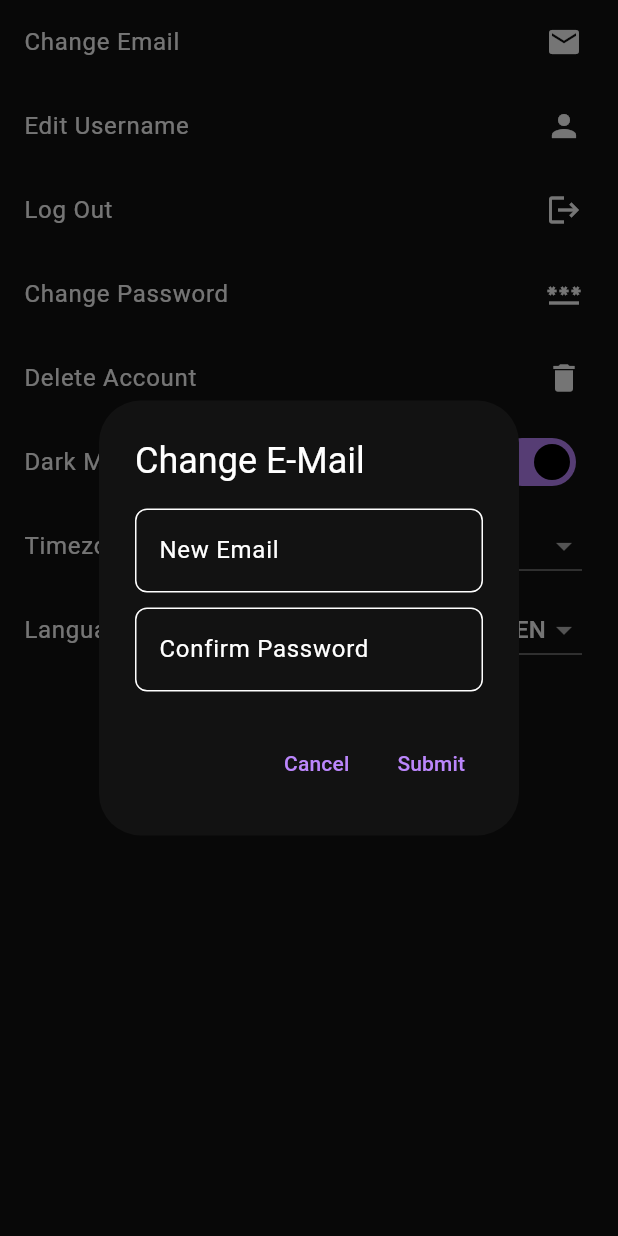
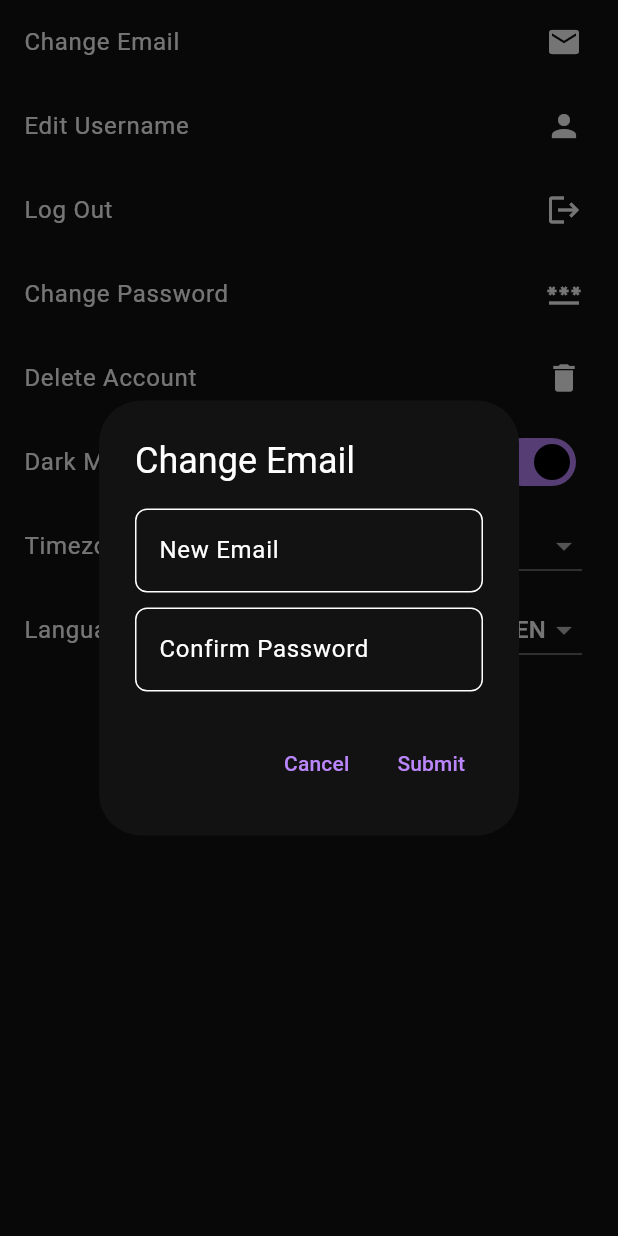
Before and after one commit to daniel-bernet/shoppyList_mobileApplication, a Flutter app: the UserPage screen opened by its route, after a tap on "Change Email", on a phone screen of 412 x 824 dp. Run offline on Flutter 3.47's test engine with Material 3 defaults, Android fonts, the phone set to English and light mode, and no system bars; our stand-ins replace flutter_secure_storage, shared_preferences, timezone; accounts and stored records are empty; network calls fail.

Commit message:
code refactoring

```diff
--- a/assets/languages/de.json
+++ b/assets/languages/de.json
@@ -1,5 +1,4 @@
 {
-    "loginAndRegister": "Login und Registrierung",
     "register": "Registrieren",
     "login": "Anmelden",
     "createYourAccount": "Erstelle dein Konto",
--- a/assets/languages/debug.json
+++ b/assets/languages/debug.json
@@ -1,5 +1,4 @@
 {
-    "loginAndRegister": "---",
     "register": "---",
     "login": "---",
     "createYourAccount": "---",
--- a/assets/languages/en.json
+++ b/assets/languages/en.json
@@ -1,5 +1,4 @@
 {
-    "loginAndRegister": "Login and Register UI",
     "register": "Register",
     "login": "Login",
     "createYourAccount": "Create your account",
--- a/assets/languages/es.json
+++ b/assets/languages/es.json
@@ -1,5 +1,4 @@
 {
-    "loginAndRegister": "Iniciar sesión y registrarse",
     "register": "Registrarse",
     "login": "Iniciar sesión",
     "createYourAccount": "Crea tu cuenta",
--- a/assets/languages/fr.json
+++ b/assets/languages/fr.json
@@ -1,5 +1,4 @@
 {
-    "loginAndRegister": "Connexion et inscription",
     "register": "S'inscrire",
     "login": "Connexion",
     "createYourAccount": "Créez votre compte",
--- a/assets/languages/it.json
+++ b/assets/languages/it.json
@@ -1,5 +1,4 @@
 {
-    "loginAndRegister": "Accesso e Registrazione",
     "register": "Registrati",
     "login": "Accedi",
     "createYourAccount": "Crea il tuo account",
--- a/lib/main.dart
+++ b/lib/main.dart
@@ -13,7 +13,6 @@ import 'utils/helpers/navigation_helper.dart';
 import 'utils/helpers/snackbar_helper.dart';
 import 'providers/theme_provider.dart';
 import 'providers/shopping_list_provider.dart';
-import 'values/app_strings.dart';
 import 'routes.dart';
 import 'package:timezone/data/latest.dart' as tz;
 
@@ -79,7 +78,7 @@ class ShoppyListAppState extends State<ShoppyListApp> {
         builder: (context, themeProvider, languageProvider, child) =>
             MaterialApp(
           debugShowCheckedModeBanner: false,
-          title: AppStrings.loginAndRegister,
+          title: "ShoppyList",
           theme: themeProvider.themeData,
           locale: Locale(languageProvider.currentLanguage, ''),
           scaffoldMessengerKey: SnackbarHelper.key,
--- a/lib/screens/register_screen.dart
+++ b/lib/screens/register_screen.dart
@@ -1,8 +1,8 @@
 import 'package:app/l10n/app_localization.dart';
 import 'package:app/utils/helpers/snackbar_helper.dart';
 import 'package:app/services/api_service.dart';
+import 'package:app/values/app_constants.dart';
 import 'package:app/values/app_routes.dart';
-import 'package:app/values/app_regex.dart';
 import 'package:flutter/material.dart';
 import '../utils/common_widgets/gradient_background.dart';
 import '../utils/helpers/navigation_helper.dart';
@@ -112,7 +112,7 @@ class _RegisterPageState extends State<RegisterPage> {
                     keyboardType: TextInputType.emailAddress,
                     textInputAction: TextInputAction.next,
                     validator: (value) {
-                      if (!AppRegex.emailRegex.hasMatch(value ?? "")) {
+                      if (!AppConstants.emailRegex.hasMatch(value ?? "")) {
                         return appLocalizations.translate('emailRequirements');
                       }
                       return null;
@@ -127,7 +127,7 @@ class _RegisterPageState extends State<RegisterPage> {
                     obscureText: true,
                     textInputAction: TextInputAction.next,
                     validator: (value) {
-                      if (!AppRegex.passwordRegex.hasMatch(value ?? "")) {
+                      if (!AppConstants.passwordRegex.hasMatch(value ?? "")) {
                         return appLocalizations
                             .translate('passwordRequirements');
                       }
--- a/lib/screens/user_page.dart
+++ b/lib/screens/user_page.dart
@@ -3,13 +3,12 @@ import 'package:app/providers/language_provider.dart';
 import 'package:app/providers/timezone_provider.dart';
 import 'package:app/utils/helpers/snackbar_helper.dart';
 import 'package:app/providers/theme_provider.dart';
-import 'package:app/values/app_regex.dart';
+import 'package:app/values/app_constants.dart';
 import 'package:flutter/material.dart';
 import 'package:intl/intl.dart';
 import 'package:provider/provider.dart';
 import '../services/api_service.dart';
 import '../utils/helpers/navigation_helper.dart';
-import '../values/app_strings.dart';
 import '../values/app_routes.dart';
 import 'package:timezone/timezone.dart' as tz;
 
@@ -105,7 +104,7 @@ class _UserPageState extends State<UserPage> {
         final GlobalKey<FormState> formKey = GlobalKey<FormState>();
 
         return AlertDialog(
-          title: const Text(AppStrings.changeEmail),
+          title: Text(appLocalizations.translate('changeEmail')),
           content: Form(
             key: formKey,
             child: Column(
@@ -143,13 +142,13 @@ class _UserPageState extends State<UserPage> {
           ),
           actions: <Widget>[
             TextButton(
-              child: const Text(AppStrings.cancel),
+              child: Text(appLocalizations.translate('cancel')),
               onPressed: () {
                 Navigator.of(context).pop();
               },
             ),
             TextButton(
-              child: const Text(AppStrings.submit),
+              child: Text(appLocalizations.translate('submit')),
               onPressed: () async {
                 if (formKey.currentState!.validate()) {
                   bool success = await apiService.editEmail(
@@ -162,15 +161,17 @@ class _UserPageState extends State<UserPage> {
                     _fetchAccountInfo();
                     if (context.mounted) {
                       ScaffoldMessenger.of(context).showSnackBar(
-                        const SnackBar(
-                            content: Text(AppStrings.emailChangedSuccess)),
+                        SnackBar(
+                            content: Text(appLocalizations
+                                .translate('emailChangedSuccess'))),
                       );
                     }
                   } else {
                     if (context.mounted) {
                       ScaffoldMessenger.of(context).showSnackBar(
-                        const SnackBar(
-                            content: Text(AppStrings.emailChangedFailure)),
+                        SnackBar(
+                            content: Text(appLocalizations
+                                .translate('emailChangedFailure'))),
                       );
                     }
                   }
@@ -195,7 +196,7 @@ class _UserPageState extends State<UserPage> {
         final GlobalKey<FormState> formKey = GlobalKey<FormState>();
 
         return AlertDialog(
-          title: const Text(AppStrings.changeUsername),
+          title: Text(appLocalizations.translate('changeUsername')),
           content: Form(
             key: formKey,
             child: Column(
@@ -314,7 +315,7 @@ class _UserPageState extends State<UserPage> {
                     if (value == null || value.isEmpty) {
                       return appLocalizations.translate('pleaseEnterPassoword');
                     }
-                    if (!AppRegex.passwordRegex.hasMatch(value)) {
+                    if (!AppConstants.passwordRegex.hasMatch(value)) {
                       return appLocalizations.translate('invalidPassword');
                     }
                     return null;
--- a/lib/utils/theme/app_colors.dart
+++ b/lib/utils/theme/app_colors.dart
@@ -3,7 +3,7 @@ import 'package:flutter/material.dart';
 class AppColors {
   AppColors._();
 
-  // Light Theme Colors
+  // Light Theme Colors:
   static const Color lightPrimaryColor = Color(0xFF6200EE);
   static const Color lightOnPrimaryColor = Colors.white;
   static const Color lightSecondaryColor = Color(0xFF757575);
@@ -12,7 +12,7 @@ class AppColors {
   static const List<Color> lightGradient = [lightPrimaryColor, lightSecondaryColor];
   static const Color lightWarningColor = Colors.red;
 
-  // Dark Theme Colors
+  // Dark Theme Colors:
   static const Color darkPrimaryColor = Color(0xFFBB86FC);
   static const Color darkOnPrimaryColor = Colors.black;
   static const Color darkSecondaryColor = Color(0xFFBDBDBD);
--- a/lib/values/app_regex.dart
+++ /dev/null
@@ -1,8 +0,0 @@
-class AppRegex {
-  const AppRegex._();
-
-  static final RegExp emailRegex = RegExp(
-      r"^[a-zA-Z0-9.a-zA-Z0-9.!#$%&'*+-/=?^_`{|}~]+@[a-zA-Z0-9]+\.([a-zA-Z]{2,})+");
-  static final RegExp passwordRegex = RegExp(
-      r'^(?=.*[a-z])(?=.*[A-Z])(?=.*\d)(?=.*[@$#!%*?&_])[A-Za-z\d@#$!%*?&_].{7,}$');
-}
--- a/lib/values/app_strings.dart
+++ /dev/null
@@ -1,53 +0,0 @@
-class AppStrings {
-  const AppStrings._();
-
-  static const String loginAndRegister = 'Login and Register UI';
-  static const String uhOhPageNotFound = 'uh-oh!\nPage not found';
-  static const String register = 'Register';
-  static const String login = 'Login';
-  static const String createYourAccount = 'Create your account';
-  static const String doNotHaveAnAccount = "Don't have an account?";
-  static const String signInToYourNAccount = 'Sign in to your\nAccount';
-  static const String signInToYourAccount = 'Sign in to your Account';
-  static const String iHaveAnAccount = 'I have an account?';
-  static const String forgotPassword = 'Forgot Password?';
-  static const String orLoginWith = 'or Login with';
-
-  static const String loggedIn = 'Logged In!';
-  static const String loginFailed = 'Login Failed!';
-  static const String registrationComplete = 'Registration Complete!';
-  static const String registrationFailed = 'Registration Failed!';
-
-  static const String name = 'Name';
-  static const String pleaseEnterName = 'Please, Enter Name';
-  static const String invalidName = 'Invalid Name';
-
-  static const String email = 'Email';
-  static const String pleaseEnterEmailAddress = 'Please, Enter Email Address';
-  static const String invalidEmailAddress = 'Invalid Email Address';
-
-  static const String password = 'Password';
-  static const String pleaseEnterPassword = 'Please, Enter Password';
-  static const String invalidPassword = 'Invalid Password';
-
-  static const String confirmPassword = 'Confirm Password';
-  static const String pleaseReEnterPassword = 'Please, Re-Enter Password';
-  static const String passwordNotMatched = 'Password not matched!';
-
-  static const String userSettings = 'User Settings';
-  static const String logOut = 'Log Out';
-  static const String darkMode = 'Dark Mode';
-  static const String deleteAccount = 'Delete Account';
-  static const String changePassword = 'Change Password';
-  static const String errorOccurred = 'An error occurred. Please try again.';
-  static const String changeEmail = 'Change E-Mail';
-  static const String changeUsername = 'Edit Username';
-  static const String cancel = 'Cancel';
-  static const String submit = 'Submit';
-  static const String emailChangedSuccess = 'Changed Email successfully';
-  static const String emailChangedFailure = 'Failed to change Email';
-  static const String usernameChangedSuccess = 'Changed Username successfully';
-  static const String usernameChangedFailure = 'Failed to change Username';
-  static const String passwordChangedSuccess = 'Changed Password successfully';
-  static const String passwordChangedFailure = 'Failed to change Password';
-}
```
Also changed, not shown: lib/utils/common_widgets/invalid_route.dart (+3 -5 lines).
